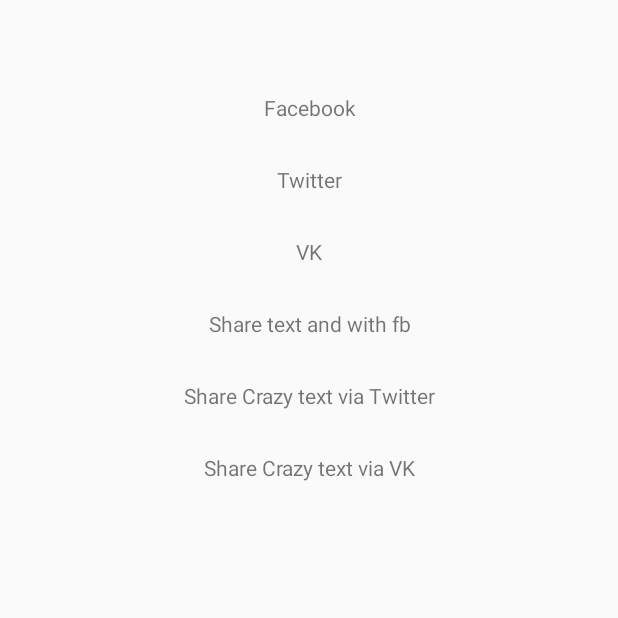
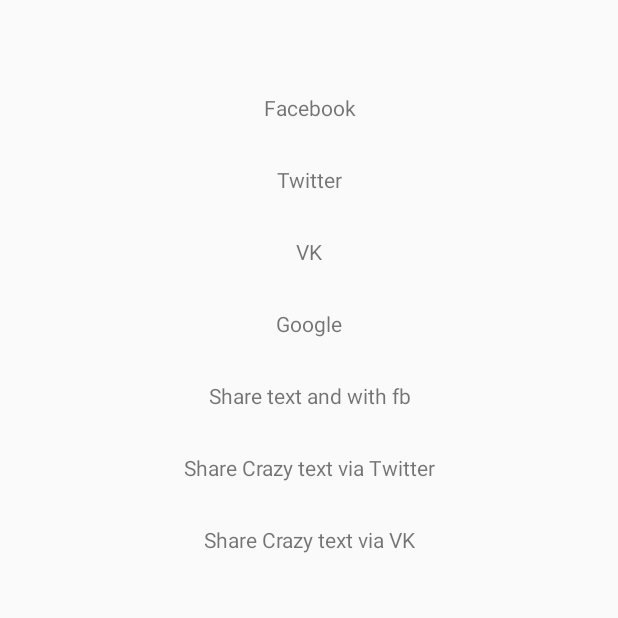
Before and after one commit to FlatstackSchool/android-examples, an Android app: the screen it shows after launch (MainActivity), on a phone screen of 412 x 824 dp, the top half of it. Run offline under Robolectric (Android 15) with nearby library versions, the phone set to English and light mode, and no system bars; libraries missing offline, so code that uses them is left out: com.twitter.sdk, io.fabric.sdk; 1 statement that could not run was skipped.

Commit message:
add google auth

```diff
--- a/SocialNetworks/app/build.gradle
+++ b/SocialNetworks/app/build.gradle
@@ -1,4 +1,5 @@
 apply plugin: 'com.android.application'
+apply plugin: 'com.google.gms.google-services'
 
 android {
     compileSdkVersion 23
@@ -39,6 +40,7 @@
 dependencies {
     compile 'com.android.support:appcompat-v7:23.3.0'
     compile 'com.android.support:design:23.3.0'
+    compile 'com.google.android.gms:play-services-auth:9.0.0'
 
     compile 'com.github.bumptech.glide:glide:3.7.0'
 
--- a/SocialNetworks/app/src/main/AndroidManifest.xml
+++ b/SocialNetworks/app/src/main/AndroidManifest.xml
@@ -54,6 +54,8 @@
 
         <activity android:name=".VkLoginActivity"/>
 
+        <activity android:name=".GoogleAuthActivity"/>
+
     </application>
 
 </manifest>
--- a/SocialNetworks/app/src/main/java/com/flatstack/socialnetworks/Navigator.java
+++ b/SocialNetworks/app/src/main/java/com/flatstack/socialnetworks/Navigator.java
@@ -22,6 +22,10 @@
         startActivity(context, TwitterAuthActivity.class);
     }
 
+    public static void googleLogin(@NonNull Context context) {
+        startActivity(context, GoogleAuthActivity.class);
+    }
+
     public static void vkAuthAndShare(@NonNull String link, @NonNull String title,
                                       @Nullable String imageUrl, @NonNull Context context) {
         VkLoginActivity.shareAfter(link, title, imageUrl, context);
--- a/SocialNetworks/app/src/main/java/com/flatstack/socialnetworks/ui/MainScreen.java
+++ b/SocialNetworks/app/src/main/java/com/flatstack/socialnetworks/ui/MainScreen.java
@@ -39,6 +39,11 @@
                 Navigator.twitterLogin(getActivity());
             }
         });
+        view.findViewById(R.id.google).setOnClickListener(new View.OnClickListener() {
+            @Override public void onClick(View v) {
+                Navigator.googleLogin(getActivity());
+            }
+        });
         view.findViewById(R.id.share_via_fb).setOnClickListener(new View.OnClickListener() {
             @Override public void onClick(View v) {
                 Shares.facebook("https://vk.com/ilyaeremin", "Your money my code", "http://www.alternet.org/files/images/managed/media_snoop.jpg", getActivity());
--- a/SocialNetworks/app/src/main/res/layout/screen_main.xml
+++ b/SocialNetworks/app/src/main/res/layout/screen_main.xml
@@ -35,6 +35,14 @@
         />
 
     <TextView
+        android:id="@+id/google"
+        android:layout_width="match_parent"
+        android:layout_height="48dp"
+        android:gravity="center"
+        android:text="Google"
+        />
+
+    <TextView
         android:id="@+id/share_via_fb"
         android:layout_width="match_parent"
         android:layout_height="48dp"
--- a/SocialNetworks/app/src/main/res/values/strings.xml
+++ b/SocialNetworks/app/src/main/res/values/strings.xml
@@ -1,4 +1,7 @@
 <resources>
     <string name="app_name">Social Networks</string>
     <string name="action_settings">Settings</string>
+    <string name="loading">Загрузка</string>
+    <string name="google_email">Google email: %1$s</string>
+    <string name="google_auth_failed">Не удалось авторизоваться</string>
 </resources>
--- a/SocialNetworks/build.gradle
+++ b/SocialNetworks/build.gradle
@@ -6,6 +6,7 @@
     }
     dependencies {
         classpath 'com.android.tools.build:gradle:2.1.0'
+        classpath 'com.google.gms:google-services:3.0.0'
     }
 }
 
```
Also changed, not shown: SocialNetworks/app/src/main/java/com/flatstack/socialnetworks/GoogleAuthActivity.java (added, +87 -0 lines).
